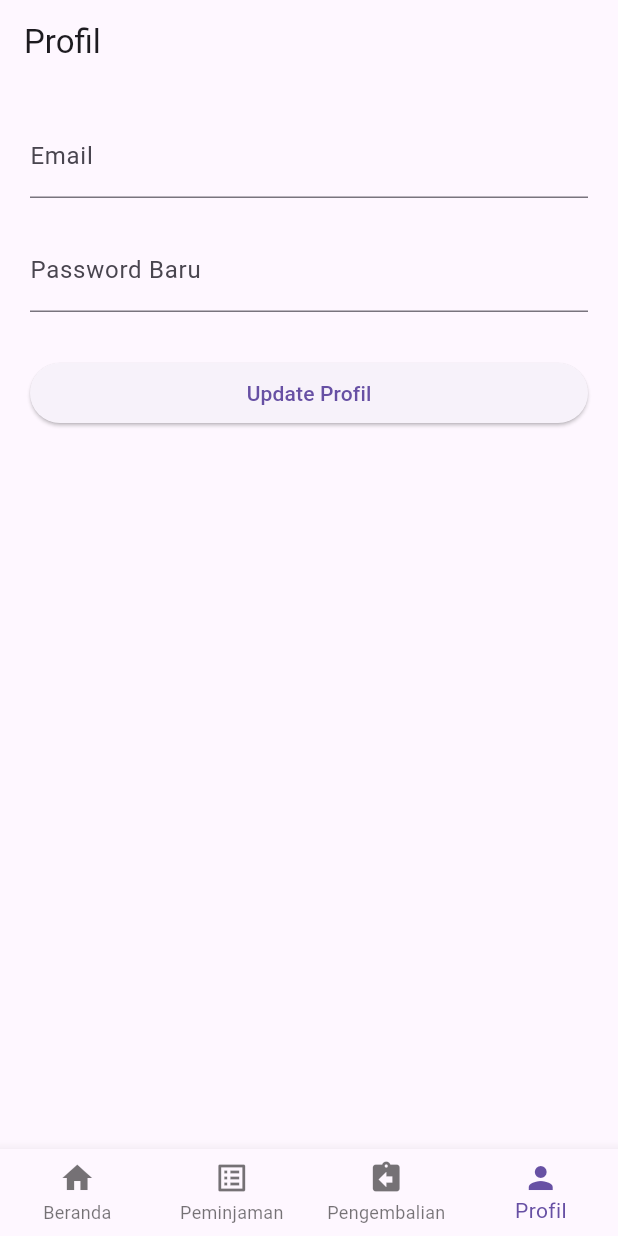
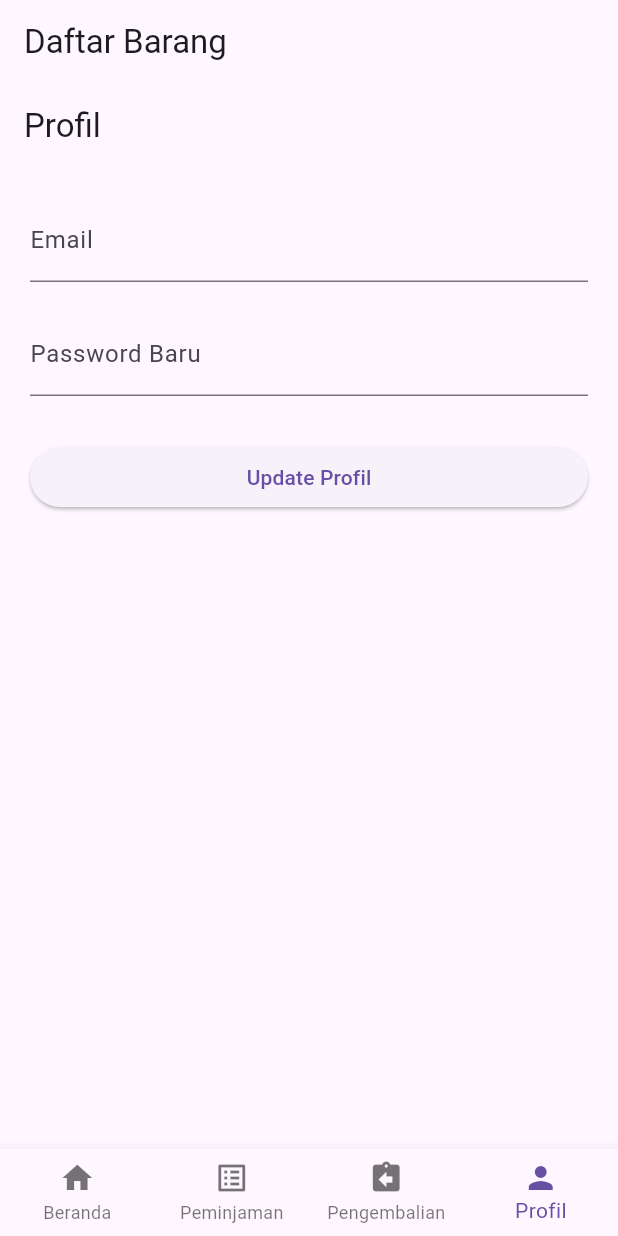
Before and after one commit to DhikaV0/mobile_sarpras, a Flutter app: the HomePage screen opened directly, item 4 of the bottom bar chosen, on a phone screen of 412 x 824 dp. Run offline on Flutter 3.47's test engine with Material 3 defaults, Android fonts, the phone set to English and light mode, and no system bars; our stand-ins replace dio, shared_preferences; accounts and stored records are empty; network calls fail.

Commit message:
mobile_sarpras

```diff
--- a/lib/pages/home_page.dart
+++ b/lib/pages/home_page.dart
@@ -1,5 +1,6 @@
 import 'package:flutter/material.dart';
-import 'item_list_page.dart';
+import 'package:mobile_sarpras/services/api_service.dart';
+import 'package:mobile_sarpras/models/item_model.dart';
 import 'peminjaman_page.dart';
 import 'pengembalian_page.dart';
 import 'profile_page.dart';
@@ -15,17 +16,60 @@ class HomePage extends StatefulWidget {
 class _HomePageState extends State<HomePage> {
   int _currentIndex = 0;
 
-  final List<Widget> _pages = [
-    const ItemListPage(),
-    const PeminjamanPage(),
-    const PengembalianPage(),
-    const ProfilePage(),
-  ];
+  final ApiService _api = ApiService();
+  List<Item> _items = [];
+  bool _loading = true;
+
+  @override
+  void initState() {
+    super.initState();
+    _fetchItems();
+  }
+
+  void _fetchItems() async {
+    final items = await _api.getItems();
+    setState(() {
+      _items = items;
+      _loading = false;
+    });
+  }
+
+  Widget _buildItemList() {
+    if (_loading) {
+      return const Center(child: CircularProgressIndicator());
+    }
+
+    if (_items.isEmpty) {
+      return const Center(child: Text('Tidak ada barang tersedia.'));
+    }
+
+    return ListView.builder(
+      itemCount: _items.length,
+      itemBuilder: (context, index) {
+        final item = _items[index];
+        return Card(
+          margin: const EdgeInsets.symmetric(horizontal: 16, vertical: 8),
+          child: ListTile(
+            title: Text(item.name),
+            subtitle: Text('Stok: ${item.stok}'),
+          ),
+        );
+      },
+    );
+  }
 
   @override
   Widget build(BuildContext context) {
+    final List<Widget> pages = [
+      _buildItemList(),          // Home → Menampilkan daftar barang
+      const PeminjamanPage(),
+      const PengembalianPage(),
+      const ProfilePage(),
+    ];
+
     return Scaffold(
-      body: _pages[_currentIndex],
+      appBar: AppBar(title: const Text('Daftar Barang')),
+      body: pages[_currentIndex],
       bottomNavigationBar: BottomNavBar(
         currentIndex: _currentIndex,
         onTap: (index) {
```
Also changed, not shown: lib/pages/item_list_page.dart (deleted, +0 -60 lines).
